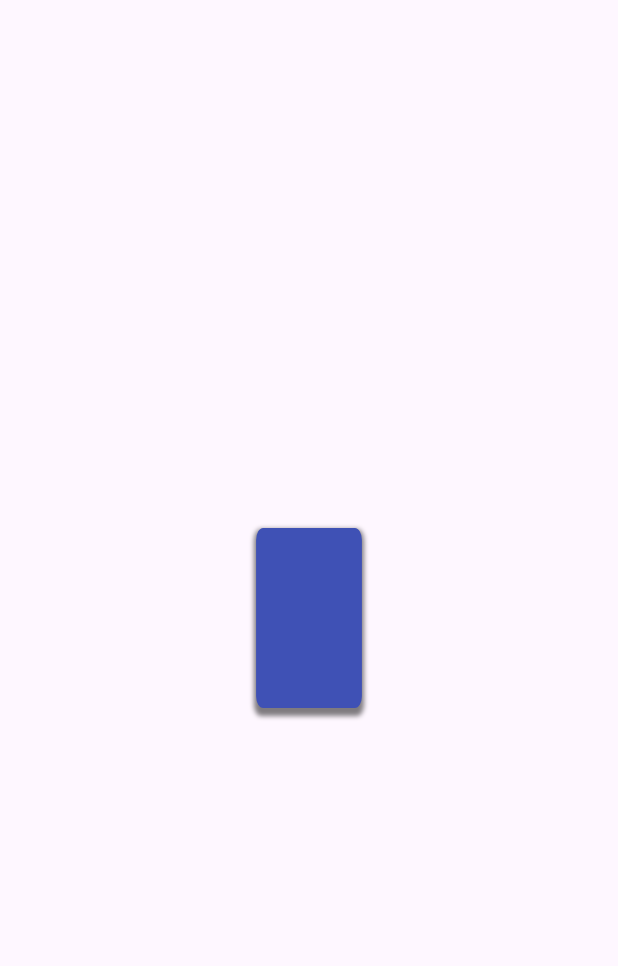
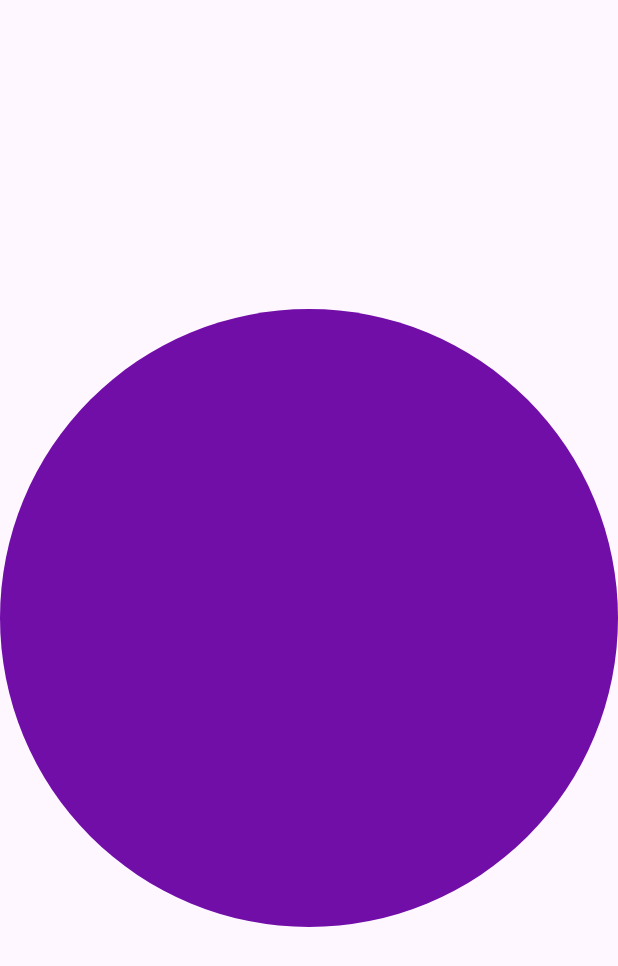
Before and after one commit to abdelrahmanMohamed728/flutter-animations-tutorial, a Flutter app: the screen it shows after launch, on a phone screen of 412 x 824 dp. Shown: the top 966 px of the screen. Run offline on Flutter 3.47's test engine with Material 3 defaults, Android fonts, the light colour scheme and no system bars; missing offline and left inert: dart:ffi.

Commit message:
feat: add tween color

```diff
--- /dev/null
+++ b/lib/circle_clipper.dart
@@ -0,0 +1,23 @@
+import 'package:flutter/cupertino.dart';
+
+class CircleClipeer extends CustomClipper<Path> {
+  @override
+  Path getClip(Size size) {
+    var radius = size.width / 2;
+    final rect = Rect.fromCircle(
+      center: Offset(
+        radius,
+        radius,
+      ),
+      radius: radius,
+    );
+    var path = Path();
+    path.addOval(rect);
+    return path;
+  }
+
+  @override
+  bool shouldReclip(covariant CustomClipper<Path> oldClipper) {
+    return false;
+  }
+}
--- /dev/null
+++ b/lib/home.dart
@@ -0,0 +1,58 @@
+import 'package:animation_tutorial/circle_clipper.dart';
+import 'package:flutter/material.dart';
+import 'dart:math' as math;
+
+class HomePage extends StatefulWidget {
+  const HomePage({Key? key}) : super(key: key);
+
+  @override
+  State<HomePage> createState() => _HomePageState();
+}
+
+Color getRandomColor() => Color(
+      0xFF000000 +
+          math.Random().nextInt(
+            0x00FFFFFF,
+          ),
+    );
+
+class _HomePageState extends State<HomePage> {
+  var _color = getRandomColor();
+
+  @override
+  Widget build(BuildContext context) {
+    return Scaffold(
+      body: Center(
+        child: ClipPath(
+          clipper: CircleClipeer(),
+          child: TweenAnimationBuilder(
+            duration: const Duration(seconds: 1, milliseconds: 200),
+            tween: ColorTween(
+              begin: getRandomColor(),
+              end: _color,
+            ),
+            onEnd: (){
+              setState(() {
+                _color = getRandomColor();
+              });
+            },
+            builder: (BuildContext context, Color? value, Widget? child) {
+              return ColorFiltered(
+                colorFilter: ColorFilter.mode(
+                  value!,
+                  BlendMode.srcATop,
+                ),
+                child: child,
+              );
+            },
+            child: Container(
+              width: MediaQuery.of(context).size.width,
+              height: MediaQuery.of(context).size.width,
+              color: Colors.blue,
+            ),
+          ),
+        ),
+      ),
+    );
+  }
+}
--- a/lib/main.dart
+++ b/lib/main.dart
@@ -2,6 +2,8 @@ import 'dart:ffi';
 
 import 'package:flutter/material.dart';
 import 'dart:math' show pi;
+
+import 'home.dart';
 
 void main() {
   runApp(const MyApp());
@@ -23,78 +25,3 @@ class MyApp extends StatelessWidget {
     );
   }
 }
-
-class HomePage extends StatefulWidget {
-  const HomePage({Key? key}) : super(key: key);
-
-  @override
-  State<HomePage> createState() => _HomePageState();
-}
-
-class _HomePageState extends State<HomePage>
-    with SingleTickerProviderStateMixin {
-  late AnimationController _controller;
-  late Animation<double> _animation;
-  var _isRotating = false;
-
-  @override
-  void initState() {
-    _controller = AnimationController(
-      vsync: this,
-      duration: const Duration(seconds: 3),
-    );
-    _animation = Tween<double>(begin: 0.0, end: pi/2).animate(_controller);
-    _controller.repeat();
-    super.initState();
-  }
-
-  @override
-  void dispose() {
-    _controller.dispose();
-    super.dispose();
-  }
-
-  @override
-  Widget build(BuildContext context) {
-    return Scaffold(
-      body: Center(
-        child: AnimatedBuilder(
-            animation: _controller,
-            builder: (context, child) {
-              return Transform(
-                alignment: Alignment.center,
-                transform: Matrix4.identity()
-                  ..rotateY(
-                    _animation.value,
-                  ),
-                child: Container(
-                  width: 120,
-                  height: 120,
-                  decoration: BoxDecoration(
-                    color: Colors.indigo,
-                    borderRadius: BorderRadius.circular(8),
-                    boxShadow: [
-                      BoxShadow(
-                        color: Colors.black.withOpacity(0.5),
-                        spreadRadius: 2,
-                        blurRadius: 3,
-                        offset: const Offset(0, 3),
-                      ),
-                    ],
-                  ),
-                ),
-              );
-            }),
-      ),
-    );
-  }
-
-  void onBoxClicked() {
-    if (_isRotating) {
-      _controller.stop();
-    } else {
-      _controller.repeat();
-    }
-    _isRotating = !_isRotating;
-  }
-}
```
